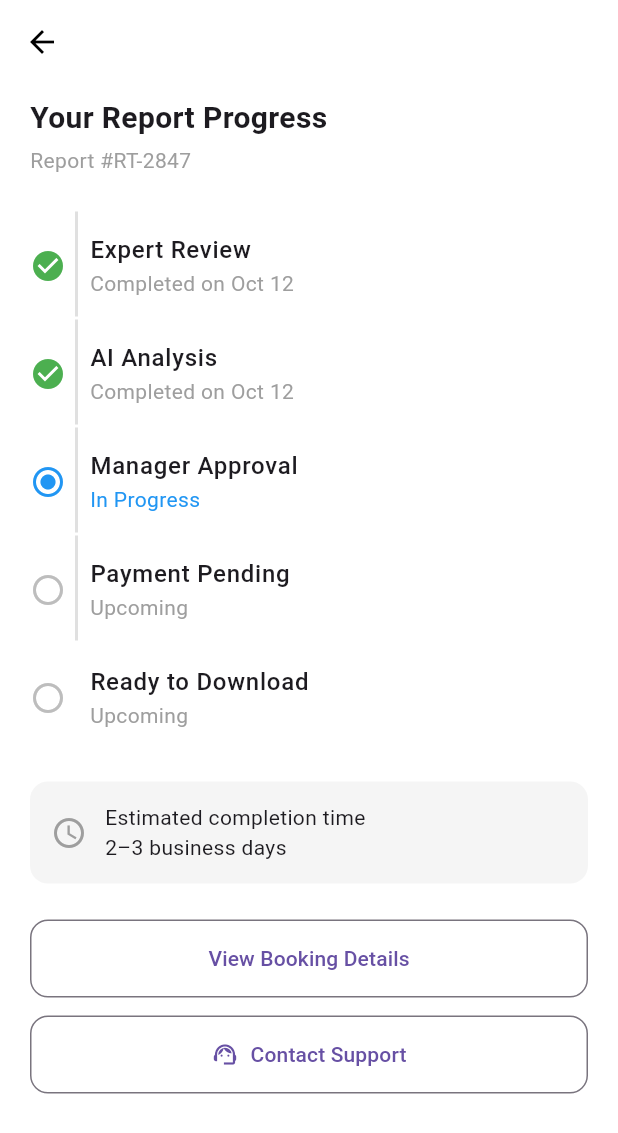
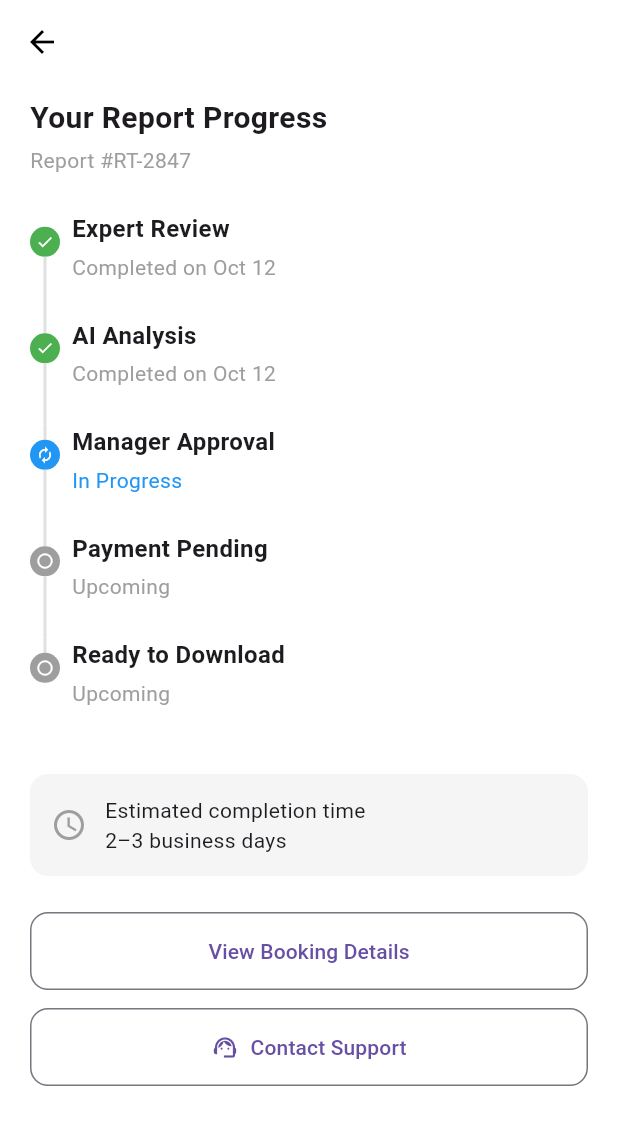
Before and after one commit to code-doctor056/bol-experties, a Flutter app: the ReportProgressScreen screen opened directly, on a phone screen of 412 x 824 dp. Shown: the top 1133 px of the screen. Run offline on Flutter 3.47's test engine with Material 3 defaults, Android fonts, the phone set to English and light mode, and no system bars; our stand-ins replace timelines_plus; missing offline and left inert: flutter_neat_and_clean_calendar.

Commit message:
modify: Timelibe style on RepotReadyScreen

```diff
--- a/lib/features/auth/screen/EnterVehicleInfoScreen.dart
+++ b/lib/features/auth/screen/EnterVehicleInfoScreen.dart
@@ -73,7 +73,6 @@ class EnterVehicleInfoScreen extends StatelessWidget {
               /// Manual VIN input
               OutlinedButton(
                 onPressed: () {},
-                child: const Text("Enter VIN Manually"),
                 style: OutlinedButton.styleFrom(
                   minimumSize: const Size.fromHeight(50),
                   side: BorderSide(color: Colors.grey.shade400),
@@ -81,6 +80,7 @@ class EnterVehicleInfoScreen extends StatelessWidget {
                     borderRadius: BorderRadius.circular(12),
                   ),
                 ),
+                child: const Text("Enter VIN Manually"),
               ),
               const SizedBox(height: 24),
 
--- a/lib/features/auth/screen/ReportProgressScreen.dart
+++ b/lib/features/auth/screen/ReportProgressScreen.dart
@@ -1,5 +1,6 @@
 import 'package:flutter/material.dart';
 import 'package:helllo_world/features/auth/screen/ContactBankDetailsScreen.dart';
+import 'package:timelines_plus/timelines_plus.dart';
 
 class ReportProgressScreen extends StatelessWidget {
   const ReportProgressScreen({super.key});
@@ -55,60 +56,76 @@ class ReportProgressScreen extends StatelessWidget {
             const Text("Report #RT-2847", style: TextStyle(color: Colors.grey)),
             const SizedBox(height: 24),
 
-            /// Progress List
-            ...steps.asMap().entries.map((entry) {
-              final index = entry.key;
-              final step = entry.value;
-              final isLast = index == steps.length - 1;
-              Color iconColor;
-              IconData iconData;
+            /// TIMELINE START
+            FixedTimeline.tileBuilder(
+              theme: TimelineThemeData(
+                nodePosition: 0,
+                indicatorPosition: 0.2,
+                color: Colors.grey,
+                indicatorTheme: const IndicatorThemeData(size: 20),
+                connectorTheme: const ConnectorThemeData(thickness: 2.0),
+              ),
 
-              switch (step['status']) {
+              builder: TimelineTileBuilder.connected(
+                itemCount: steps.length,
+                connectorBuilder:
+                    (_, index, ___) =>
+                        SolidLineConnector(color: Colors.grey.shade300),
+                indicatorBuilder: (context, index) {
+                  final status = steps[index]['status'];
+                  Color color;
+                  IconData icon;
+                  switch (status) {
                     case 'completed':
-                  iconColor = Colors.green;
-                  iconData = Icons.check_circle;
+                      color = Colors.green;
+                      icon = Icons.check;
                       break;
                     case 'in_progress':
-                  iconColor = Colors.blue;
-                  iconData = Icons.radio_button_checked;
+                      color = Colors.blue;
+                      icon = Icons.autorenew;
                       break;
                     default:
-                  iconColor = Colors.grey.shade400;
-                  iconData = Icons.radio_button_unchecked;
+                      color = Colors.grey;
+                      icon = Icons.radio_button_unchecked;
                   }
-
-              return Stack(
+                  return DotIndicator(
+                    color: color,
+                    child: Icon(icon, size: 12, color: Colors.white),
+                  );
+                },
+                contentsBuilder: (_, index) {
+                  final step = steps[index];
+                  return Padding(
+                    padding: const EdgeInsets.only(left: 8, bottom: 24),
+                    child: Column(
+                      crossAxisAlignment: CrossAxisAlignment.start,
                       children: [
-                  Padding(
-                    padding: const EdgeInsets.only(left: 16),
-                    child: Container(
-                      margin: const EdgeInsets.only(left: 14),
-                      height: 70,
-                      width: 2,
-                      color: isLast ? Colors.transparent : Colors.grey.shade300,
+                        Text(
+                          step['title']!,
+                          style: const TextStyle(
+                            fontWeight: FontWeight.w600,
+                            fontSize: 16,
                           ),
                         ),
-                  ListTile(
-                    contentPadding: EdgeInsets.zero,
-                    leading: Icon(iconData, color: iconColor),
-                    title: Text(
-                      step['title'] as String,
-                      style: const TextStyle(fontWeight: FontWeight.w500),
-                    ),
-                    subtitle: Text(
-                      step['subtitle'] as String,
+                        const SizedBox(height: 4),
+                        Text(
+                          step['subtitle']!,
                           style: TextStyle(
                             color:
                                 step['status'] == 'in_progress'
                                     ? Colors.blue
                                     : Colors.grey,
-                      ),
+                            fontSize: 14,
                           ),
                         ),
                       ],
+                    ),
                   );
-            }),
+                },
+              ),
+            ),
 
+            /// TIMELINE END
             const SizedBox(height: 20),
 
             /// Estimated Completion Time Box
--- a/pubspec.yaml
+++ b/pubspec.yaml
@@ -40,6 +40,7 @@ dev_dependencies:
   flutter_test:
     sdk: flutter
   flutter_neat_and_clean_calendar: ^0.4.1
+  timelines_plus: ^1.0.6
   # The "flutter_lints" package below contains a set of recommended lints to
   # encourage good coding practices. The lint set provided by the package is
   # activated in the `analysis_options.yaml` file located at the root of your
```
Also changed, not shown: pubspec.lock. Lines whose indentation alone changed are shown as unchanged.
